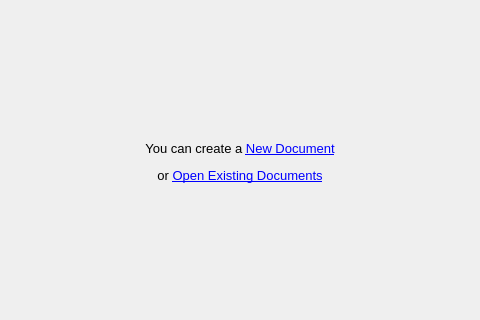
Old version of the form src/mainwindow.ui in the repository fougue/mayo; both pictures show x 142 to 622 and y 165 to 485 of the 764 by 572 pixel window.
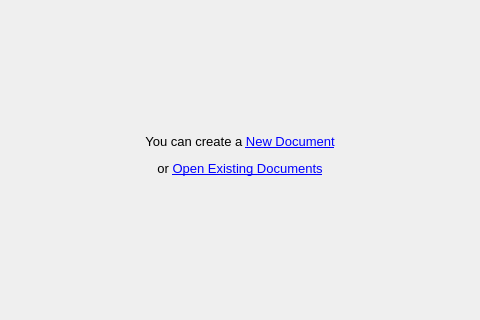
New version of the form. The open tabs and pages were chosen to show the change. Icons and pictures are not drawn. Custom widgets are drawn as their Qt base class.

The edit to the form file:
```diff
--- a/src/mainwindow.ui
+++ b/src/mainwindow.ui
@@ -41,6 +41,9 @@
          <number>20</number>
         </property>
         <item>
+         <widget class="QWidget" name="widget_MainHome" native="true">
+          <layout class="QVBoxLayout" name="verticalLayout_9">
+           <item>
          <widget class="QLabel" name="label_AppIcon">
           <property name="text">
            <string/>
@@ -65,6 +68,9 @@
         </item>
        </layout>
       </widget>
+        </item>
+       </layout>
+      </widget>
       <widget class="QWidget" name="page_MainControl">
        <layout class="QVBoxLayout" name="verticalLayout_7">
         <property name="leftMargin">
```
Left out of the diff: 18 changed lines with no effect on the pictures. Lines whose indentation alone changed are shown as unchanged.
